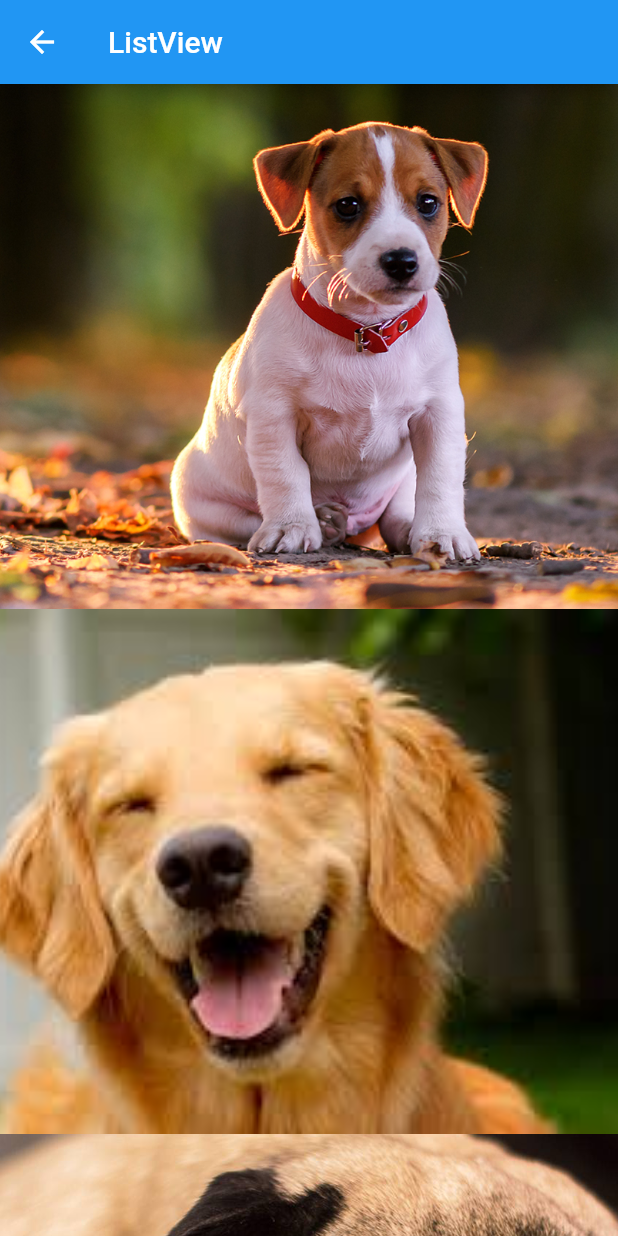
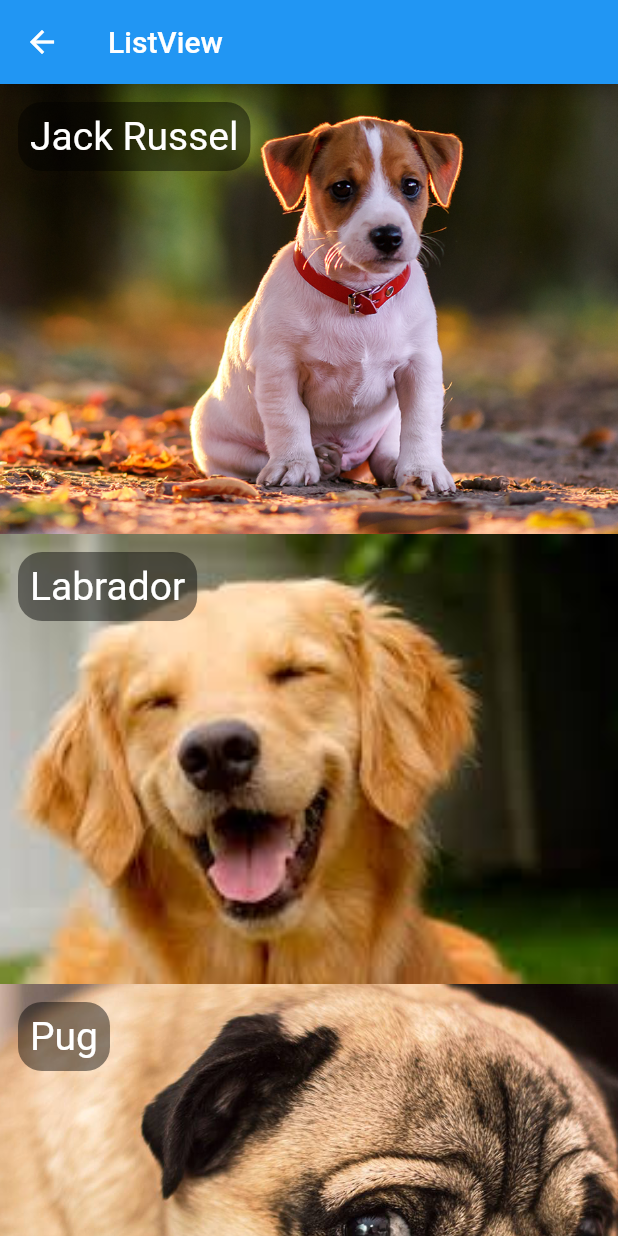
Before and after one commit to MatheusAngelicio/DogApp, a Flutter app: the HelloListView screen opened directly, on a phone screen of 412 x 824 dp. Run offline on Flutter 3.47's test engine with Material 2 defaults, Android fonts, the phone set to English and light mode, and no system bars.

Commit message:
add stack

```diff
--- a/lib/pages/hello_listview.dart
+++ b/lib/pages/hello_listview.dart
@@ -1,4 +1,11 @@
 import 'package:flutter/material.dart';
+
+class Dog {
+  String nome;
+  String foto;
+
+  Dog(this.nome, this.foto);
+}
 
 class HelloListView extends StatelessWidget {
   const HelloListView({Key? key}) : super(key: key);
@@ -14,16 +21,42 @@ class HelloListView extends StatelessWidget {
   }
 
   _body() {
-    return ListView(
-      itemExtent: 350,
-      children: <Widget>[
-        _img("assets/images/dog1.png"),
-        _img("assets/images/dog2.png"),
-        _img("assets/images/dog3.png"),
-        _img("assets/images/dog4.png"),
-        _img("assets/images/dog5.png")
-      ],
-    );
+    final List<Dog> dogs = [
+      Dog("Jack Russel", "assets/images/dog1.png"),
+      Dog("Labrador", "assets/images/dog2.png"),
+      Dog("Pug", "assets/images/dog3.png"),
+      Dog("Rottweiler", "assets/images/dog4.png"),
+      Dog("Pastor", "assets/images/dog5.png"),
+    ];
+
+    return ListView.builder(
+        itemCount: dogs.length,
+        itemExtent: 300,
+        itemBuilder: (context, index) {
+          Dog dog = dogs[index];
+
+          return Stack(
+            fit: StackFit.expand,
+            children: [
+              _img(dog.foto),
+              Align(
+                alignment: Alignment.topLeft,
+                child: Container(
+                  margin: EdgeInsets.all(12),
+                  padding: EdgeInsets.all(8),
+                  decoration: BoxDecoration(
+                    color: Colors.black45,
+                    borderRadius: BorderRadius.circular(16)
+                  ),
+                  child: Text(
+                    dog.nome,
+                    style: const TextStyle(fontSize: 26, color: Colors.white),
+                  ),
+                ),
+              )
+            ],
+          );
+        });
   }
 
   _img(String img) {
```
